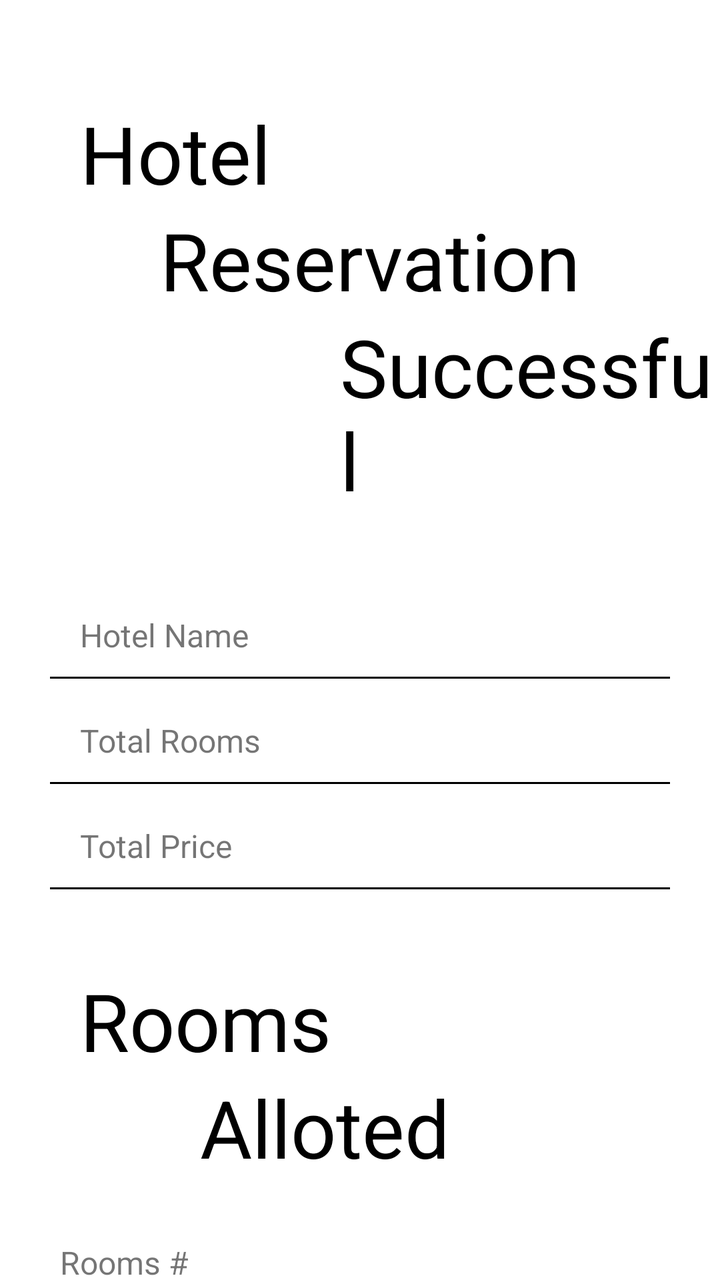
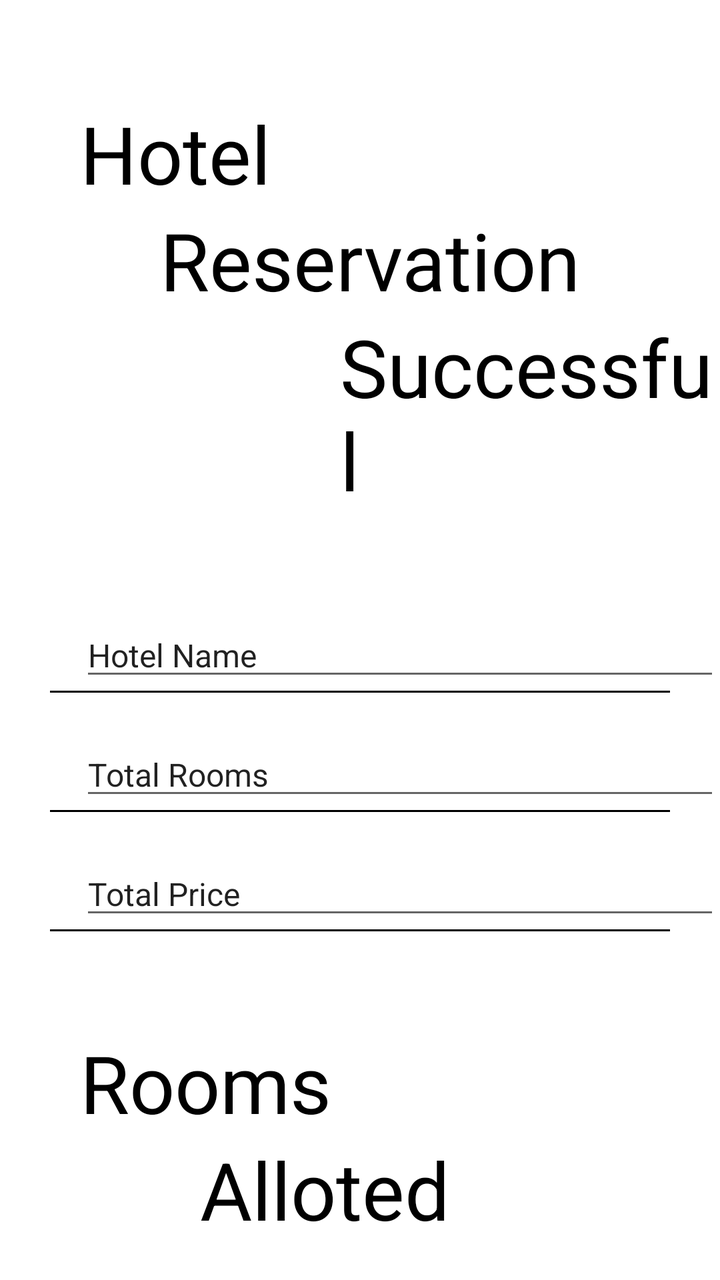

The first picture is an Android layout as it rendered before a commit; the second is the same layout after the commit. The layout source and the unified diff follow.
<!-- AndroidManifest.xml: application theme Theme.Project_Code -->
<!-- res/layout/activity_hotel_reservation_screen.xml -->
<?xml version="1.0" encoding="utf-8"?>
<RelativeLayout
    xmlns:android="http://schemas.android.com/apk/res/android"
    xmlns:app="http://schemas.android.com/apk/res-auto"
    xmlns:tools="http://schemas.android.com/tools"
    android:layout_width="match_parent"
    android:layout_height="match_parent"
    tools:context=".presentationLayer.Hotel_Reservation_Screen">

    <TextView
        android:id="@+id/hotel"
        android:layout_width="wrap_content"
        android:layout_height="wrap_content"
        android:layout_marginStart="40dp"
        android:layout_marginTop="50dp"
        android:text="Hotel"
        android:textColor="#000000"
        android:textSize="40sp" />

    <TextView
        android:id="@+id/reservation"
        android:layout_width="wrap_content"
        android:layout_height="wrap_content"
        android:layout_below="@id/hotel"
        android:layout_marginStart="80dp"
        android:text="Reservation"
        android:textColor="#000000"
        android:textSize="40sp" />

    <TextView
        android:layout_width="wrap_content"
        android:layout_height="wrap_content"
        android:text="Successful"
        android:textSize="40sp"
        android:textColor="#000000"
        android:layout_below="@id/reservation"
        android:layout_marginStart="170dp"
        android:id="@+id/sucessful"/>

    <TextView
        android:layout_width="match_parent"
        android:layout_height="wrap_content"
        android:text="Hotel Name"
        android:layout_below="@id/sucessful"
        android:textSize="16sp"
        android:layout_marginTop="50dp"
        android:layout_marginStart="40dp"
        android:id="@+id/tv_hotel_name"/>

    <ImageView
        android:id="@+id/line1"
        android:layout_width="match_parent"
        android:layout_height="1dp"
        android:layout_below="@id/tv_hotel_name"
        android:layout_centerHorizontal="true"
        android:layout_marginStart="50dp"
        android:layout_marginTop="10dp"
        android:background="#000000"/>

    <TextView
        android:layout_width="match_parent"
        android:layout_height="wrap_content"
        android:text="Total Rooms"
        android:layout_below="@id/line1"
        android:textSize="16sp"
        android:layout_marginTop="20dp"
        android:layout_marginStart="40dp"
        android:id="@+id/tv_total_rooms"/>

    <ImageView
        android:id="@+id/line2"
        android:layout_width="match_parent"
        android:layout_height="1dp"
        android:layout_below="@id/tv_total_rooms"
        android:layout_centerHorizontal="true"
        android:layout_marginStart="50dp"
        android:layout_marginTop="10dp"
        android:background="#000000"/>

    <TextView
        android:id="@+id/tv_total_price"
        android:layout_width="match_parent"
        android:layout_height="wrap_content"
        android:layout_below="@id/line2"
        android:layout_marginStart="40dp"
        android:layout_marginTop="20dp"
        android:text="Total Price"
        android:textSize="16sp" />

    <ImageView
        android:id="@+id/line3"
        android:layout_width="match_parent"
        android:layout_height="1dp"
        android:layout_below="@id/tv_total_price"
        android:layout_centerHorizontal="true"
        android:layout_marginStart="50dp"
        android:layout_marginTop="10dp"
        android:background="#000000"/>

    <TextView
        android:id="@+id/rooms"
        android:layout_width="wrap_content"
        android:layout_height="wrap_content"
        android:layout_marginStart="40dp"
        android:layout_marginTop="50dp"
        android:text="Rooms"
        android:textColor="#000000"
        android:textSize="40sp"
        android:layout_below="@+id/tv_total_price"/>

    <TextView
        android:id="@+id/alloted"
        android:layout_width="wrap_content"
        android:layout_height="wrap_content"
        android:layout_below="@id/rooms"
        android:layout_marginStart="100dp"
        android:text="Alloted"
        android:textColor="#000000"
        android:textSize="40sp" />

    <TextView
        android:id="@+id/tv_rooms"
        android:layout_width="match_parent"
        android:layout_height="wrap_content"
        android:layout_below="@id/alloted"
        android:layout_marginStart="30dp"
        android:layout_marginTop="30dp"
        android:text="Rooms #"
        android:textSize="16sp" />

    <ImageView
        android:id="@+id/line4"
        android:layout_width="match_parent"
        android:layout_height="1dp"
        android:layout_below="@id/tv_rooms"
        android:layout_centerHorizontal="true"
        android:layout_marginStart="50dp"
        android:layout_marginTop="10dp"
        android:background="#000000"/>

</RelativeLayout>
<!-- resources referenced by this layout -->
<resources>
  <style name="Theme.Project_Code" parent="Theme.MaterialComponents.DayNight.NoActionBar">
          
          <item name="colorPrimary">@color/purple_500</item>
          <item name="colorPrimaryVariant">@color/purple_700</item>
          <item name="colorOnPrimary">@color/white</item>
          
          <item name="colorSecondary">@color/teal_200</item>
          <item name="colorSecondaryVariant">@color/teal_700</item>
          <item name="colorOnSecondary">@color/black</item>
          
          <item name="android:statusBarColor" tools:targetApi="l">?attr/colorPrimaryVariant</item>
          
      </style>
  <color name="purple_500">#FF6200EE</color>
  <color name="purple_700">#FF3700B3</color>
  <color name="white">#FFFFFFFF</color>
  <color name="teal_200">#FF03DAC5</color>
  <color name="teal_700">#FF018786</color>
  <color name="black">#FF000000</color>
</resources>

<!-- the commit's change to res/layout/activity_hotel_reservation_screen.xml (unified diff, before → after) -->
@@ -6,6 +6,8 @@
     android:layout_width="match_parent"
     android:layout_height="match_parent"
     tools:context=".presentationLayer.Hotel_Reservation_Screen">
+
+
 
     <TextView
         android:id="@+id/hotel"
@@ -37,7 +39,7 @@
         android:layout_marginStart="170dp"
         android:id="@+id/sucessful"/>
 
-    <TextView
+    <EditText
         android:layout_width="match_parent"
         android:layout_height="wrap_content"
         android:text="Hotel Name"
@@ -54,10 +56,9 @@
         android:layout_below="@id/tv_hotel_name"
         android:layout_centerHorizontal="true"
         android:layout_marginStart="50dp"
-        android:layout_marginTop="10dp"
         android:background="#000000"/>
 
-    <TextView
+    <EditText
         android:layout_width="match_parent"
         android:layout_height="wrap_content"
         android:text="Total Rooms"
@@ -74,10 +75,9 @@
         android:layout_below="@id/tv_total_rooms"
         android:layout_centerHorizontal="true"
         android:layout_marginStart="50dp"
-        android:layout_marginTop="10dp"
         android:background="#000000"/>
 
-    <TextView
+    <EditText
         android:id="@+id/tv_total_price"
         android:layout_width="match_parent"
         android:layout_height="wrap_content"
@@ -94,7 +94,6 @@
         android:layout_below="@id/tv_total_price"
         android:layout_centerHorizontal="true"
         android:layout_marginStart="50dp"
-        android:layout_marginTop="10dp"
         android:background="#000000"/>
 
     <TextView
@@ -118,13 +117,13 @@
         android:textColor="#000000"
         android:textSize="40sp" />
 
-    <TextView
+    <EditText
         android:id="@+id/tv_rooms"
         android:layout_width="match_parent"
         android:layout_height="wrap_content"
         android:layout_below="@id/alloted"
         android:layout_marginStart="30dp"
-        android:layout_marginTop="30dp"
+        android:layout_marginTop="20dp"
         android:text="Rooms #"
         android:textSize="16sp" />
 
@@ -135,7 +134,31 @@
         android:layout_below="@id/tv_rooms"
         android:layout_centerHorizontal="true"
         android:layout_marginStart="50dp"
-        android:layout_marginTop="10dp"
         android:background="#000000"/>
 
+
+
+    <RelativeLayout
+        android:layout_width="match_parent"
+        android:layout_height="50dp"
+        android:layout_marginTop="660dp"
+        android:layout_centerHorizontal="true"
+        android:layout_marginStart="80dp"
+        android:id="@+id/END_button">
+
+        <ImageView
+            android:layout_width="match_parent"
+            android:layout_height="match_parent"
+            android:background="@drawable/main_screen_button_bg"
+            android:backgroundTint="#000000" />
+
+        <TextView
+            android:layout_width="wrap_content"
+            android:layout_height="wrap_content"
+            android:text="Finish"
+            android:textColor="#FFFFFF"
+            android:layout_centerInParent="true"
+            android:textStyle="bold"/>
+    </RelativeLayout>
+
 </RelativeLayout>
<!-- resource entries referenced after the edit -->
@@ -1,5 +1,17 @@
 <!-- resources referenced by this layout -->
 <resources>
+  <!-- drawable main_screen_button_bg (drawable) -->
+  <?xml version="1.0" encoding="utf-8"?>
+  <shape xmlns:android="http://schemas.android.com/apk/res/android"
+      android:shape="rectangle">
+      <solid
+          android:color="#FFFFFF"/>
+      <corners
+          android:radius="5dp" />
+      <stroke
+          android:width="3dp"
+          android:color="#000000"/>
+  </shape>
   <style name="Theme.Project_Code" parent="Theme.MaterialComponents.DayNight.NoActionBar">
           
           <item name="colorPrimary">@color/purple_500</item>
